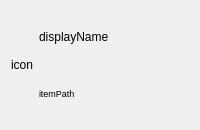
Tw1ddle/geometrize, file geometrize/dialog/recentitemwidget.ui: the form before one commit.
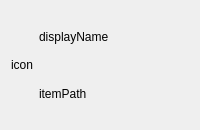
The form after the commit. Custom widgets are drawn as their Qt base class.

The edit to the form file:
```diff
--- a/geometrize/dialog/recentitemwidget.ui
+++ b/geometrize/dialog/recentitemwidget.ui
@@ -109,11 +109,6 @@
            <verstretch>0</verstretch>
           </sizepolicy>
          </property>
-         <property name="font">
-          <font>
-           <pointsize>7</pointsize>
-          </font>
-         </property>
          <property name="text">
           <string notr="true">itemPath</string>
          </property>
```
